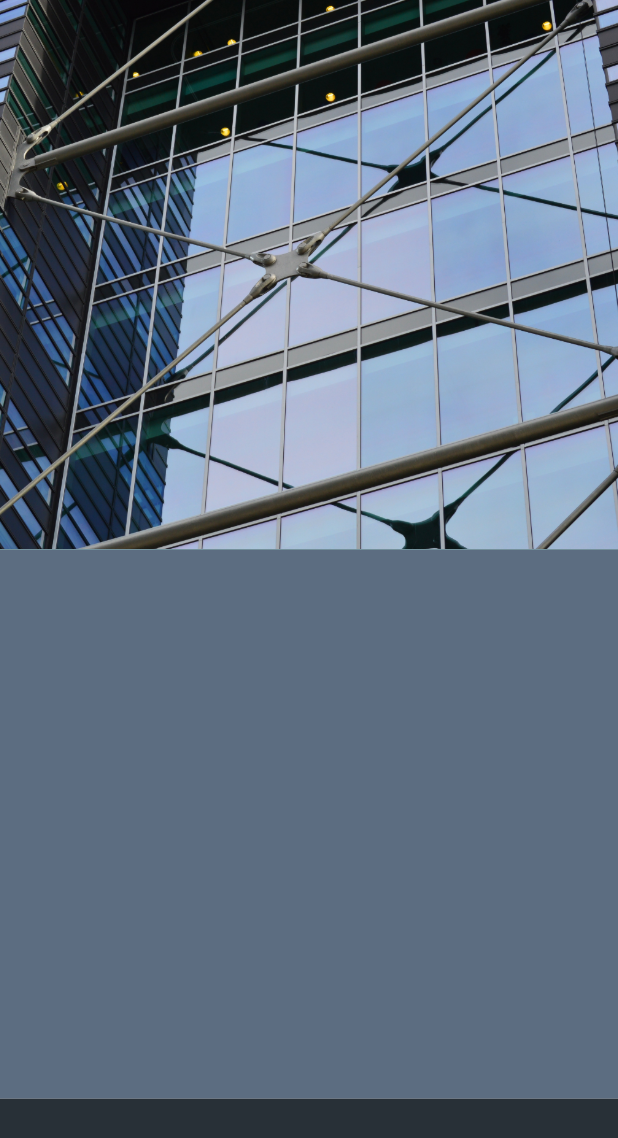
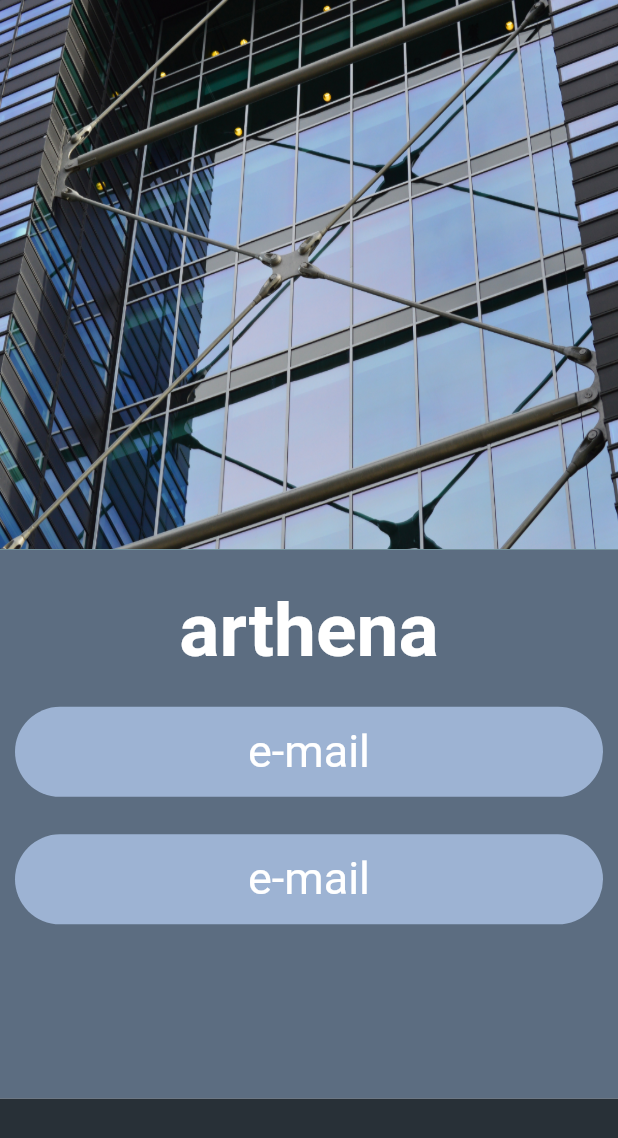
Before and after one commit to luccasFelippeOliveira/mostra, a Flutter app: the screen it shows after launch, on a phone screen of 412 x 824 dp. Shown: the top 1138 px of the screen. Run offline on Flutter 3.47's test engine with Material 2 defaults, Android fonts, the phone set to English and light mode, and no system bars.

```diff
--- a/lib/pages/login_page.dart
+++ b/lib/pages/login_page.dart
@@ -7,7 +7,85 @@ class LoginPage extends StatelessWidget {
     return Container(
       color: Colors.teal,
       child: Image.asset('assets/images/background_arthena.png',
-      fit: BoxFit.fitHeight,
+        fit: BoxFit.fill,
+      ),
+    );
+  }
+
+
+  Widget _buildArthenaText() {
+    return Container(
+      height: 55.0,
+      child: Center(
+        child: Text('arthena',
+          style: TextStyle(
+            fontSize: 50.0,
+            fontWeight: FontWeight.bold,
+            color: Colors.white
+          ),
+        ),
+      ),
+    );
+  }
+
+  Widget _buildEmailInput() {
+    return Container(
+      height: 60.0,
+      margin: EdgeInsets.symmetric(horizontal: 10.0),
+      decoration: BoxDecoration(
+        color: Color(0xFF9DB3D3),
+        borderRadius: BorderRadius.circular(100.0)
+      ),
+      child: TextField(
+        enabled: true,
+        cursorColor: Colors.white,
+        textAlign: TextAlign.center,
+        style: TextStyle(
+          fontSize: 30.0,
+          color: Colors.white
+        ),
+        decoration: InputDecoration(
+          hintText: 'e-mail',
+          hintStyle: TextStyle(
+            fontSize: 30.0,
+            color: Colors.white,
+          ),
+          enabledBorder: UnderlineInputBorder(
+            borderSide: BorderSide(
+              style: BorderStyle.none
+            )
+          ),
+          focusedBorder: UnderlineInputBorder(
+            borderSide: BorderSide(
+              style: BorderStyle.none
+            )
+          )
+        ),
+      ),
+    );
+  }
+
+
+  Widget _buildForm2() {
+    return Container(
+      color: Color(0xFF5C6D81),
+      child: Center(
+        child: ListView(
+          children: <Widget>[
+            Column(
+              mainAxisAlignment: MainAxisAlignment.start,
+              crossAxisAlignment: CrossAxisAlignment.stretch,
+              children: <Widget>[
+                SizedBox(height: 25.0,),
+                _buildArthenaText(),
+                SizedBox(height: 25.0,),
+                _buildEmailInput(),
+                SizedBox(height: 25.0,),
+                _buildEmailInput()
+              ],
+            ),
+          ],
+        ),
       ),
     );
   }
@@ -16,6 +94,17 @@ class LoginPage extends StatelessWidget {
   Widget _buildForm() {
     return Container(
       color: Color(0xFF5C6D81),
+      child: Column(
+        mainAxisAlignment: MainAxisAlignment.start,
+        crossAxisAlignment: CrossAxisAlignment.stretch,
+        children: <Widget>[
+          _buildArthenaText(),
+          SizedBox(height: 25.0,),
+          _buildEmailInput(),
+          SizedBox(height: 25.0,),
+          _buildEmailInput()
+        ],
+      ),
     );
   }
 
@@ -39,7 +128,7 @@ class LoginPage extends StatelessWidget {
               flex: 4,
             ),
             Expanded(
-              child: _buildForm(),
+              child: _buildForm2(),
               flex: 4
             ),
             Expanded(
```
